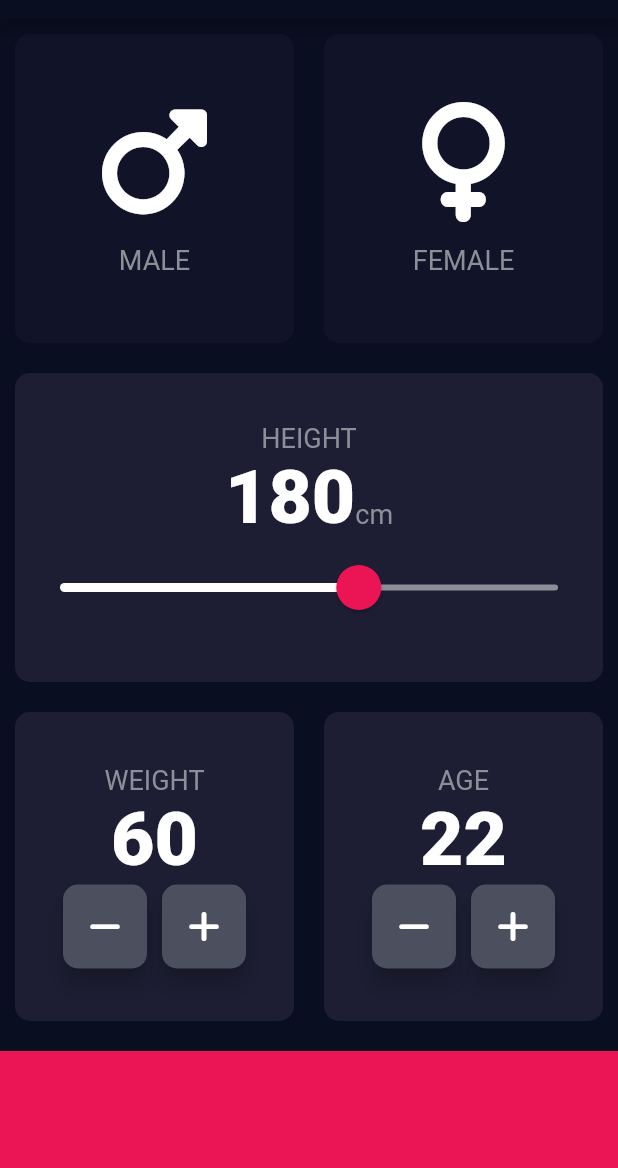
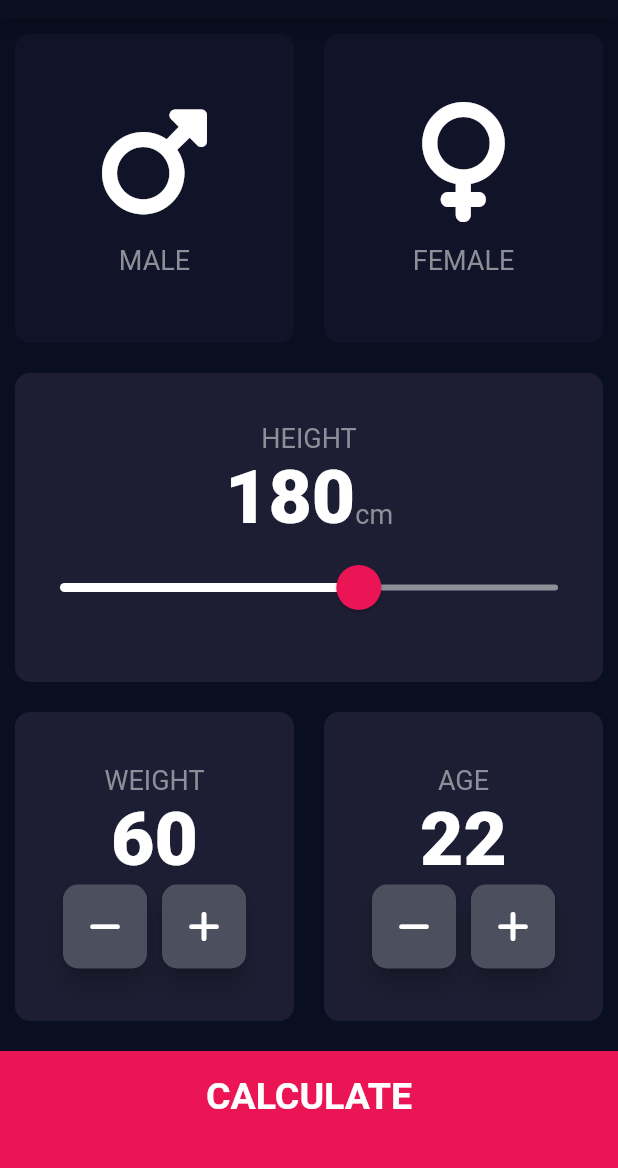
Before and after one commit to Malik-Usman17/Bmi_Calculator, a Flutter app: the screen it shows after launch, on a phone screen of 412 x 824 dp, the part 65-1233 px from its top. Run offline on Flutter 3.47's test engine with Material 2 defaults, Android fonts, the phone set to English and light mode, and no system bars; our stand-ins replace font_awesome_flutter.

Commit message:
designed result page screen

```diff
--- /dev/null
+++ b/lib/components/bottom_button.dart
@@ -0,0 +1,30 @@
+import 'package:flutter/material.dart';
+import '../constants.dart';
+
+
+class BottomButton extends StatelessWidget {
+  const BottomButton({Key? key, required this.onTap, required this.buttonTitle}) : super(key: key);
+
+  final VoidCallback onTap;
+  final String buttonTitle;
+
+  @override
+  Widget build(BuildContext context) {
+    return GestureDetector(
+      onTap: onTap,
+      child: Container(
+        padding: const EdgeInsets.only(bottom: 20),
+        color: bottomContainerColor,
+        margin: const EdgeInsets.only(top: 10.0),
+        height: bottomContainerHeight,
+        width: double.infinity,
+        child: Center(
+          child: Text(
+            buttonTitle,
+            style: kLargeButtonTextStyle,
+          ),
+        ),
+      ),
+    );
+  }
+}
--- a/lib/icon_content.dart
+++ b/lib/components/icon_content.dart
@@ -1,5 +1,5 @@
 import 'package:flutter/material.dart';
-import 'constants.dart';
+import '../constants.dart';
 
 class IconContainer extends StatelessWidget {
 
--- /dev/null
+++ b/lib/components/round_icon_button.dart
@@ -0,0 +1,22 @@
+import 'package:flutter/material.dart';
+
+
+class RoundIconButton extends StatelessWidget {
+  const RoundIconButton({Key? key, required this.icon, required this.onPressed}) : super(key: key);
+
+  final IconData icon;
+  // final Function onPressed;
+  final VoidCallback onPressed;
+
+  @override
+  Widget build(BuildContext context) {
+    return RawMaterialButton(
+        constraints: const BoxConstraints.tightFor(width: 56, height: 56),
+        elevation: 6.0,
+        shape: RoundedRectangleBorder(borderRadius: BorderRadius.circular(10)),
+        fillColor: const Color(0xFF4C4F5E),
+        onPressed: onPressed,
+        child: Icon(icon)
+    );
+  }
+}
--- a/lib/main.dart
+++ b/lib/main.dart
@@ -1,5 +1,7 @@
+import 'package:bmi_calculator/screens/input_page.dart';
 import 'package:flutter/material.dart';
-import 'input_page.dart';
+import './screens/input_page.dart';
+
 
 
 void main() => runApp(const BMICalculator());
--- a/lib/input_page.dart
+++ b/lib/screens/input_page.dart
@@ -1,8 +1,12 @@
+import 'package:bmi_calculator/components/icon_content.dart';
 import 'package:flutter/material.dart';
 import 'package:font_awesome_flutter/font_awesome_flutter.dart';
-import 'icon_content.dart';
-import 'reusable_card.dart';
-import 'constants.dart';
+import '../components/icon_content.dart';
+import '../constants.dart';
+import '../components/reusable_card.dart';
+import '../screens/results_page.dart';
+import '../components/bottom_button.dart';
+import '../components/round_icon_button.dart';
 
 // const bottomContainerHeight = 80.0;
 // const activeCardColor = Color(0xFF1D1E33);
@@ -197,34 +201,15 @@ class _InputPageState extends State<InputPage> {
                 ],
               ),
             ),
-            Container(
-              color: bottomContainerColor,
-              margin: const EdgeInsets.only(top: 10.0),
-              height: bottomContainerHeight,
-              width: double.infinity,
+            BottomButton(
+              onTap: (){
+                Navigator.push(context,
+                    MaterialPageRoute(builder: (context) => const ResultPage()));
+              },
+              buttonTitle: 'CALCULATE',
             )
           ],
         ),
     );
   }
 }
-
-class RoundIconButton extends StatelessWidget {
-  const RoundIconButton({Key? key, required this.icon, required this.onPressed}) : super(key: key);
-
-  final IconData icon;
-  // final Function onPressed;
- final VoidCallback onPressed;
-
-  @override
-  Widget build(BuildContext context) {
-    return RawMaterialButton(
-      constraints: const BoxConstraints.tightFor(width: 56, height: 56),
-      elevation: 6.0,
-      shape: RoundedRectangleBorder(borderRadius: BorderRadius.circular(10)),
-      fillColor: const Color(0xFF4C4F5E),
-      onPressed: onPressed,
-      child: Icon(icon)
-    );
-  }
-}
```
Also changed, not shown: lib/constants.dart (+26 -0 lines), lib/screens/results_page.dart (added, +57 -0 lines), lib/components/reusable_card.dart (renamed from lib/reusable_card.dart).
